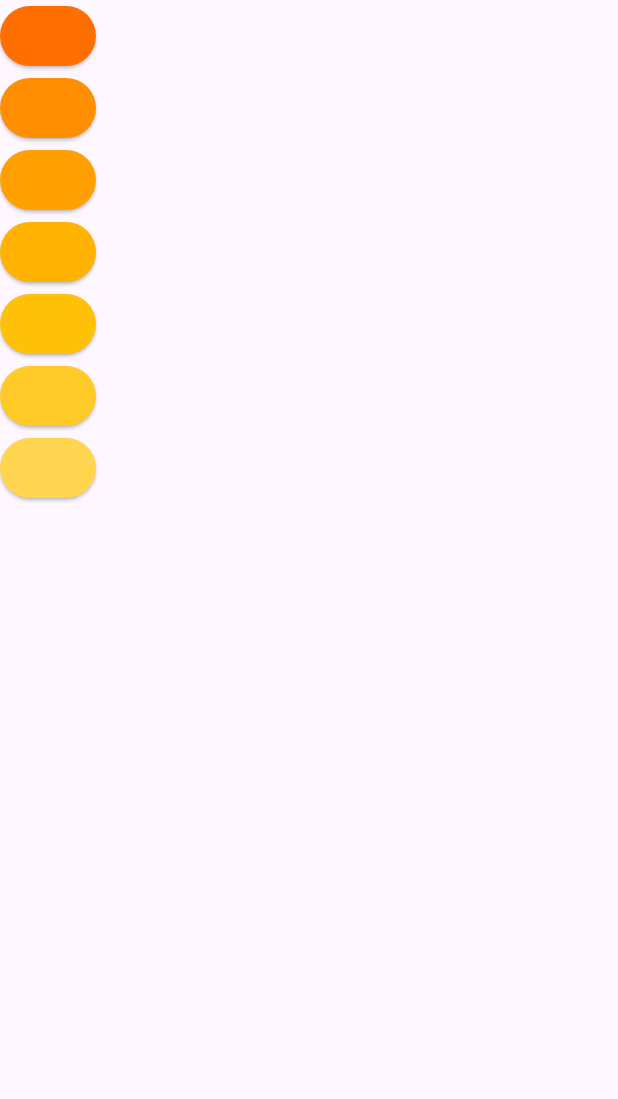
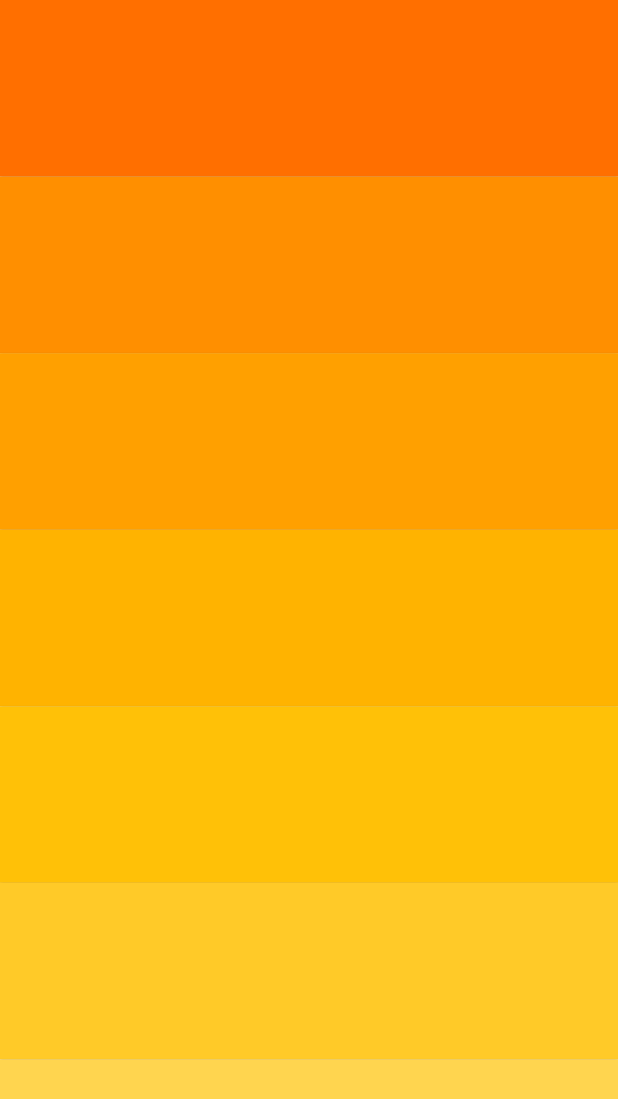
Before and after one commit to ARuzgar/Flutter-Starter-Kit, a Flutter app: the screen it shows after launch, on a phone screen of 412 x 824 dp. Shown: the top 1099 px of the screen. Run offline on Flutter 3.47's test engine with Material 3 defaults, Android fonts, the phone set to English and light mode, and no system bars; our stand-ins replace audioplayers.

Commit message:
Fourth challenge : "Xylophone" in process.

```diff
--- a/xylophone/lib/main.dart
+++ b/xylophone/lib/main.dart
@@ -25,62 +25,35 @@ class _xylophoneState extends State<xylophone> {
     player.play(AssetSource('note$soundNumber.wav'));
   }
 
-  @override
-  Widget build(BuildContext context) {
-    return SafeArea(
-      child: Column(
-        children: <Widget>[
-          ElevatedButton(
-              style: ButtonStyle(
-                  backgroundColor: WidgetStateProperty.all(Colors.amber[900])),
-              onPressed: () {
-                soundPlay(1);
-              },
-              child: null),
-          ElevatedButton(
-              style: ButtonStyle(
-                  backgroundColor: WidgetStateProperty.all(Colors.amber[800])),
-              onPressed: () {
-                soundPlay(2);
-              },
-              child: null),
-          ElevatedButton(
-              style: ButtonStyle(
-                  backgroundColor: WidgetStateProperty.all(Colors.amber[700])),
-              onPressed: () {
-                soundPlay(3);
-              },
-              child: null),
-          ElevatedButton(
-              style: ButtonStyle(
-                  backgroundColor: WidgetStateProperty.all(Colors.amber[600])),
-              onPressed: () {
-                soundPlay(4);
-              },
-              child: null),
-          ElevatedButton(
-              style: ButtonStyle(
-                  backgroundColor: WidgetStateProperty.all(Colors.amber[500])),
-              onPressed: () {
-                soundPlay(5);
-              },
-              child: null),
-          ElevatedButton(
-              style: ButtonStyle(
-                  backgroundColor: WidgetStateProperty.all(Colors.amber[400])),
-              onPressed: () {
-                soundPlay(6);
-              },
-              child: null),
-          ElevatedButton(
-              style: ButtonStyle(
-                  backgroundColor: WidgetStateProperty.all(Colors.amber[300])),
-              onPressed: () {
-                soundPlay(7);
-              },
-              child: null),
-        ],
+  Expanded xyloButton(int colorIndex, int soundNumber) {
+    return Expanded(
+      child: ElevatedButton(
+        style: ElevatedButton.styleFrom(
+          backgroundColor: Colors.amber[colorIndex * 100],
+          shape: BeveledRectangleBorder(),
+        ),
+        onPressed: () {
+          soundPlay(soundNumber);
+        },
+        child: null,
       ),
     );
   }
+
+  @override
+  Widget build(BuildContext context) {
+    return Column(
+      crossAxisAlignment: CrossAxisAlignment.stretch,
+      mainAxisAlignment: MainAxisAlignment.start,
+      children: <Widget>[
+        xyloButton(9, 1),
+        xyloButton(8, 2),
+        xyloButton(7, 3),
+        xyloButton(6, 4),
+        xyloButton(5, 5),
+        xyloButton(4, 6),
+        xyloButton(3, 7),
+      ],
+    );
+  }
 }
```
Also changed, not shown: 11 other files.
